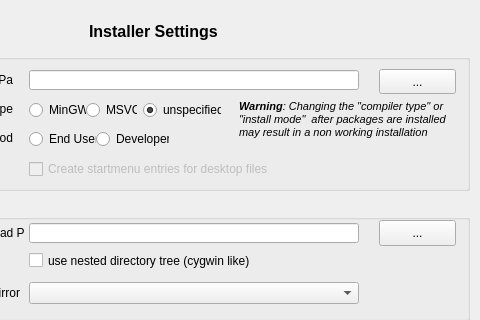
Old version of the form gui/settingspage.ui in the repository KDE/kdewin-installer; both pictures show x 111 to 591 and y 0 to 320 of the 591 by 536 pixel window.
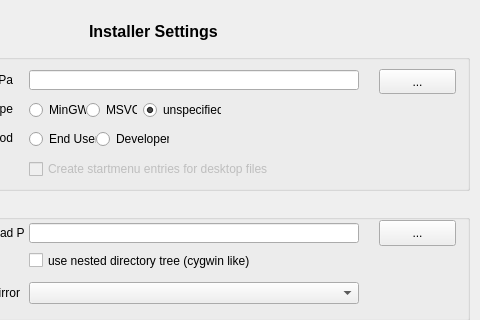
New version of the form.

Commit message: - reorderd wizard pages (install path, proxy settings, download location, mirror) because before loading the initial config proxy settings must be present - fixed duplicate package display when running the first time - added end user and developer install mode - disabled compiler type and install mode changes when packages are installed

```diff
--- a/gui/settingspage.ui
+++ b/gui/settingspage.ui
@@ -402,34 +402,6 @@
      <bool>true</bool>
     </property>
    </widget>
-   <widget class="QLabel" name="installWarningLabel" >
-    <property name="geometry" >
-     <rect>
-      <x>340</x>
-      <y>60</y>
-      <width>231</width>
-      <height>51</height>
-     </rect>
-    </property>
-    <property name="lineWidth" >
-     <number>1</number>
-    </property>
-    <property name="text" >
-     <string>&lt;html>&lt;head>&lt;meta name="qrichtext" content="1" />&lt;style type="text/css">
-p, li { white-space: pre-wrap; }
-&lt;/style>&lt;/head>&lt;body style=" font-family:'MS Shell Dlg 2'; font-size:8.25pt; font-weight:400; font-style:normal;">
-&lt;p style=" margin-top:0px; margin-bottom:0px; margin-left:0px; margin-right:0px; -qt-block-indent:0; text-indent:0px; font-size:8pt;">&lt;span style=" font-weight:600; font-style:italic;">Warning&lt;/span>&lt;span style=" font-style:italic;">: Changing the "compiler type" or "install mode"  after packages are installed may result in a non working installation&lt;/span>&lt;/p>&lt;/body>&lt;/html></string>
-    </property>
-    <property name="scaledContents" >
-     <bool>true</bool>
-    </property>
-    <property name="alignment" >
-     <set>Qt::AlignLeading|Qt::AlignLeft|Qt::AlignTop</set>
-    </property>
-    <property name="wordWrap" >
-     <bool>true</bool>
-    </property>
-   </widget>
    <widget class="QCheckBox" name="createStartMenuEntries" >
     <property name="enabled" >
      <bool>false</bool>
```
The commit also changes 8 other files.
